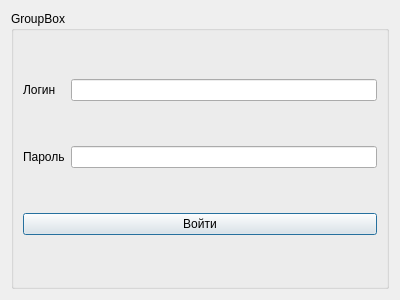
The window that authorization.ui (ChiretsV/Stalls) describes before a commit, drawn with Qt 5.
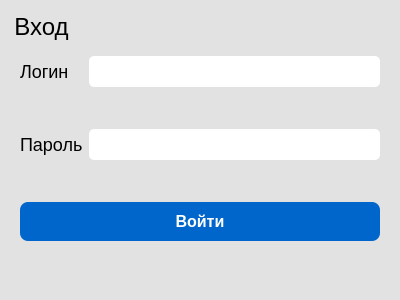
The same window after the commit.

Commit message: feat(stalls): add styles to authorization and shop windows

```diff
--- a/authorization.ui
+++ b/authorization.ui
@@ -13,35 +13,83 @@
   <property name="windowTitle">
    <string>Dialog</string>
   </property>
+  <property name="styleSheet">
+   <string notr="true">background: #e2e2e2</string>
+  </property>
   <layout class="QGridLayout" name="gridLayout">
    <item row="0" column="0">
     <widget class="QGroupBox" name="groupBox">
+     <property name="styleSheet">
+      <string notr="true">background-color: #e2e2e2;
+color: black;
+font-size: 24px;
+border: none;</string>
+     </property>
      <property name="title">
-      <string>GroupBox</string>
+      <string>Вход</string>
      </property>
      <layout class="QGridLayout" name="gridLayout_2">
-      <item row="1" column="1">
-       <widget class="QLineEdit" name="pass"/>
-      </item>
-      <item row="1" column="0">
-       <widget class="QLabel" name="label_2">
-        <property name="text">
-         <string>Пароль</string>
-        </property>
-       </widget>
-      </item>
-      <item row="0" column="1">
-       <widget class="QLineEdit" name="login"/>
-      </item>
       <item row="0" column="0">
        <widget class="QLabel" name="label">
+        <property name="styleSheet">
+         <string notr="true">font-size: 18px;
+text-align: center</string>
+        </property>
         <property name="text">
          <string>Логин</string>
         </property>
        </widget>
       </item>
+      <item row="0" column="1">
+       <widget class="QLineEdit" name="login">
+        <property name="styleSheet">
+         <string notr="true">outline: none;
+padding: 5px;
+border-radius: 5px;
+background: white;
+font-size: 16px;</string>
+        </property>
+       </widget>
+      </item>
+      <item row="1" column="0">
+       <widget class="QLabel" name="label_2">
+        <property name="styleSheet">
+         <string notr="true">font-size: 18px</string>
+        </property>
+        <property name="text">
+         <string>Пароль</string>
+        </property>
+       </widget>
+      </item>
+      <item row="1" column="1">
+       <widget class="QLineEdit" name="pass">
+        <property name="styleSheet">
+         <string notr="true">outline: none;
+padding: 5px;
+border-radius: 5px;
+background: white;
+font-size: 16px
+
+</string>
+        </property>
+       </widget>
+      </item>
       <item row="2" column="0" colspan="2">
        <widget class="QPushButton" name="entrance">
+        <property name="styleSheet">
+         <string notr="true">cursor: pointer;
+border: 0px solid rgb(187, 204, 0);
+font-size: 16px;
+color: rgb(255, 255, 255);
+padding: 10px 30px;
+transition: 280ms;
+width: 180px;
+box-shadow: rgba(0, 0, 0, 0.15) 0px 2px 8px;
+border-radius: 8px;
+background: rgb(0, 102, 204);
+font-weight: 700;
+</string>
+        </property>
         <property name="text">
          <string>Войти</string>
         </property>
```
The commit also changes 1 other file.
